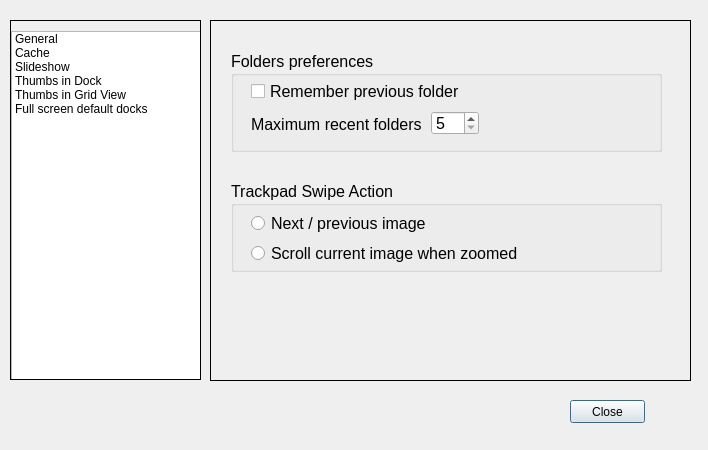
Qt form prefdlg.ui (towhee/Winnow64) before a commit.
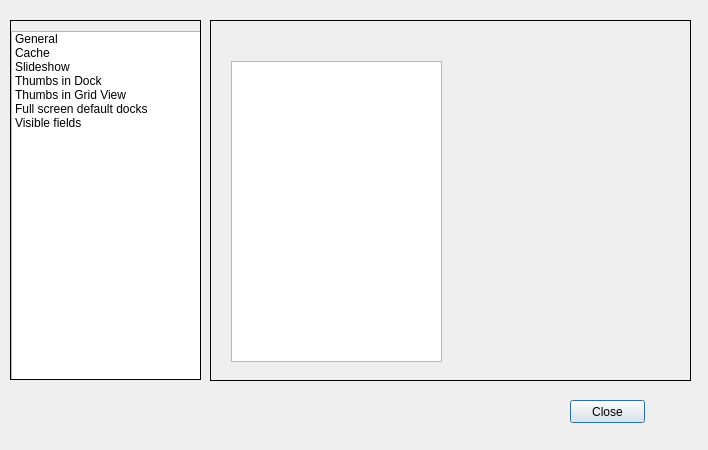
The same form after that commit.

Commit message: Show fields 1

Patch:
```diff
--- a/prefdlg.ui
+++ b/prefdlg.ui
@@ -56,7 +56,7 @@
     <enum>QFrame::Panel</enum>
    </property>
    <property name="currentIndex">
-    <number>0</number>
+    <number>6</number>
    </property>
    <widget class="QWidget" name="pageGeneral">
     <widget class="QGroupBox" name="groupBoxTrackpadAction">
@@ -1644,6 +1644,18 @@
      </layout>
     </widget>
    </widget>
+   <widget class="QWidget" name="page_3">
+    <widget class="QTableView" name="InfoFieldsTable">
+     <property name="geometry">
+      <rect>
+       <x>20</x>
+       <y>40</y>
+       <width>211</width>
+       <height>301</height>
+      </rect>
+     </property>
+    </widget>
+   </widget>
   </widget>
   <widget class="QStackedWidget" name="listContainer">
    <property name="geometry">
@@ -1706,6 +1718,11 @@
        <string>Full screen default docks</string>
       </property>
      </item>
+     <item>
+      <property name="text">
+       <string>Visible fields</string>
+      </property>
+     </item>
     </widget>
    </widget>
    <widget class="QWidget" name="page_2"/>
```
The commit also changes 6 other files.
